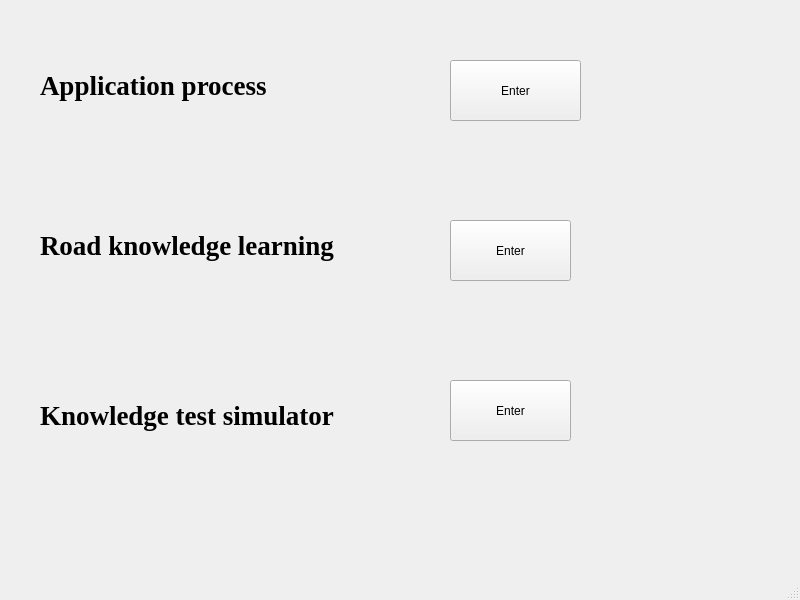
Above: virginiamain.ui from hnxals/DLH before the change. Below: the same form after it.
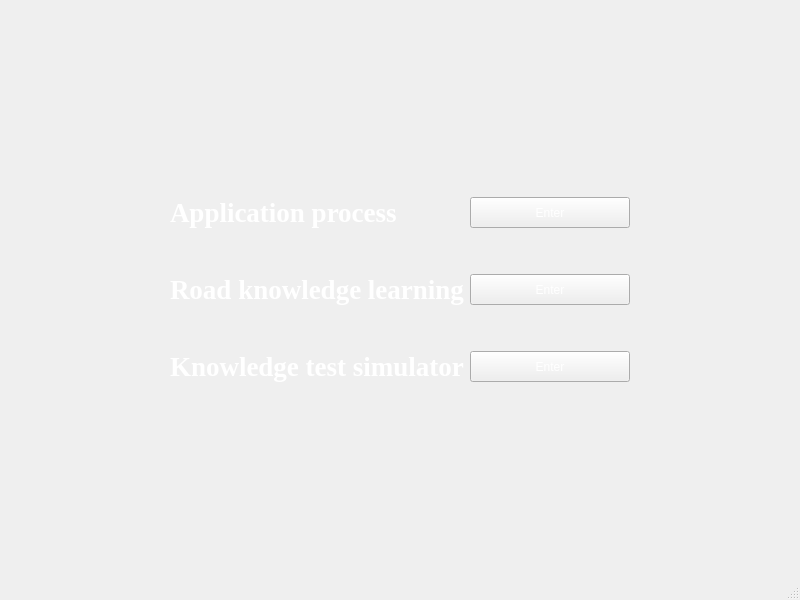
That is the form after the change. Icons and pictures are not drawn.

The edit to the form file:
```diff
--- a/virginiamain.ui
+++ b/virginiamain.ui
@@ -13,16 +13,56 @@
   <property name="windowTitle">
    <string>MainWindow</string>
   </property>
+  <property name="styleSheet">
+   <string notr="true">QMainWindow{
+	background-image: url(:/new/pic/road.jpg)
+}</string>
+  </property>
   <widget class="QWidget" name="centralwidget">
+   <layout class="QGridLayout" name="gridLayout_2">
+    <item row="1" column="0">
+     <layout class="QGridLayout" name="gridLayout">
+      <item row="4" column="1">
+       <widget class="QLabel" name="label_3">
+        <property name="font">
+         <font>
+          <family>Times New Roman</family>
+          <pointsize>20</pointsize>
+          <weight>75</weight>
+          <bold>true</bold>
+         </font>
+        </property>
+        <property name="styleSheet">
+         <string notr="true">color: white;
+</string>
+        </property>
+        <property name="text">
+         <string>Knowledge test simulator</string>
+        </property>
+       </widget>
+      </item>
+      <item row="0" column="2">
+       <widget class="QPushButton" name="pushButton">
+        <property name="enabled">
+         <bool>true</bool>
+        </property>
+        <property name="sizePolicy">
+         <sizepolicy hsizetype="Preferred" vsizetype="Preferred">
+          <horstretch>0</horstretch>
+          <verstretch>0</verstretch>
+         </sizepolicy>
+        </property>
+        <property name="styleSheet">
+         <string notr="true">color: white;
+border-image: url(:/new/pic/buttton.png)</string>
+        </property>
+        <property name="text">
+         <string>Enter</string>
+        </property>
+       </widget>
+      </item>
+      <item row="0" column="1">
    <widget class="QLabel" name="label">
-    <property name="geometry">
-     <rect>
-      <x>40</x>
-      <y>40</y>
-      <width>311</width>
-      <height>91</height>
-     </rect>
-    </property>
     <property name="font">
      <font>
       <family>Times New Roman</family>
@@ -31,32 +71,77 @@
       <bold>true</bold>
      </font>
     </property>
+        <property name="styleSheet">
+         <string notr="true">color: white;
+</string>
+        </property>
     <property name="text">
      <string>Application process</string>
     </property>
    </widget>
-   <widget class="QPushButton" name="pushButton">
-    <property name="geometry">
-     <rect>
-      <x>450</x>
-      <y>60</y>
-      <width>131</width>
-      <height>61</height>
-     </rect>
-    </property>
+      </item>
+      <item row="2" column="0">
+       <spacer name="horizontalSpacer">
+        <property name="orientation">
+         <enum>Qt::Horizontal</enum>
+        </property>
+        <property name="sizeHint" stdset="0">
+         <size>
+          <width>40</width>
+          <height>20</height>
+         </size>
+        </property>
+       </spacer>
+      </item>
+      <item row="4" column="2">
+       <widget class="QPushButton" name="pushButton_3">
+        <property name="sizePolicy">
+         <sizepolicy hsizetype="Preferred" vsizetype="Preferred">
+          <horstretch>0</horstretch>
+          <verstretch>0</verstretch>
+         </sizepolicy>
+        </property>
+        <property name="styleSheet">
+         <string notr="true">color: white;
+border-image: url(:/new/pic/buttton.png)</string>
+        </property>
     <property name="text">
      <string>Enter</string>
     </property>
    </widget>
+      </item>
+      <item row="2" column="3">
+       <spacer name="horizontalSpacer_2">
+        <property name="orientation">
+         <enum>Qt::Horizontal</enum>
+        </property>
+        <property name="sizeHint" stdset="0">
+         <size>
+          <width>40</width>
+          <height>20</height>
+         </size>
+        </property>
+       </spacer>
+      </item>
+      <item row="2" column="2">
+       <widget class="QPushButton" name="pushButton_2">
+        <property name="sizePolicy">
+         <sizepolicy hsizetype="MinimumExpanding" vsizetype="Preferred">
+          <horstretch>0</horstretch>
+          <verstretch>0</verstretch>
+         </sizepolicy>
+        </property>
+        <property name="styleSheet">
+         <string notr="true">color: white;
+border-image: url(:/new/pic/buttton.png)</string>
+        </property>
+        <property name="text">
+         <string>Enter</string>
+        </property>
+       </widget>
+      </item>
+      <item row="2" column="1">
    <widget class="QLabel" name="label_2">
-    <property name="geometry">
-     <rect>
-      <x>40</x>
-      <y>210</y>
-      <width>321</width>
-      <height>71</height>
-     </rect>
-    </property>
     <property name="font">
      <font>
       <family>Times New Roman</family>
@@ -65,57 +150,76 @@
       <bold>true</bold>
      </font>
     </property>
+        <property name="styleSheet">
+         <string notr="true">color: white;
+</string>
+        </property>
     <property name="text">
      <string>Road knowledge learning</string>
     </property>
    </widget>
-   <widget class="QLabel" name="label_3">
-    <property name="geometry">
-     <rect>
-      <x>40</x>
-      <y>360</y>
-      <width>331</width>
-      <height>111</height>
-     </rect>
-    </property>
-    <property name="font">
-     <font>
-      <family>Times New Roman</family>
-      <pointsize>20</pointsize>
-      <weight>75</weight>
-      <bold>true</bold>
-     </font>
-    </property>
-    <property name="text">
-     <string>Knowledge test simulator</string>
-    </property>
-   </widget>
-   <widget class="QPushButton" name="pushButton_2">
-    <property name="geometry">
-     <rect>
-      <x>450</x>
-      <y>220</y>
-      <width>121</width>
-      <height>61</height>
-     </rect>
-    </property>
-    <property name="text">
-     <string>Enter</string>
-    </property>
-   </widget>
-   <widget class="QPushButton" name="pushButton_3">
-    <property name="geometry">
-     <rect>
-      <x>450</x>
-      <y>380</y>
-      <width>121</width>
-      <height>61</height>
-     </rect>
-    </property>
-    <property name="text">
-     <string>Enter</string>
-    </property>
-   </widget>
+      </item>
+      <item row="1" column="2">
+       <spacer name="verticalSpacer">
+        <property name="orientation">
+         <enum>Qt::Vertical</enum>
+        </property>
+        <property name="sizeType">
+         <enum>QSizePolicy::Preferred</enum>
+        </property>
+        <property name="sizeHint" stdset="0">
+         <size>
+          <width>20</width>
+          <height>40</height>
+         </size>
+        </property>
+       </spacer>
+      </item>
+      <item row="3" column="2">
+       <spacer name="verticalSpacer_2">
+        <property name="orientation">
+         <enum>Qt::Vertical</enum>
+        </property>
+        <property name="sizeType">
+         <enum>QSizePolicy::Preferred</enum>
+        </property>
+        <property name="sizeHint" stdset="0">
+         <size>
+          <width>20</width>
+          <height>40</height>
+         </size>
+        </property>
+       </spacer>
+      </item>
+     </layout>
+    </item>
+    <item row="0" column="0">
+     <spacer name="verticalSpacer_3">
+      <property name="orientation">
+       <enum>Qt::Vertical</enum>
+      </property>
+      <property name="sizeHint" stdset="0">
+       <size>
+        <width>20</width>
+        <height>40</height>
+       </size>
+      </property>
+     </spacer>
+    </item>
+    <item row="2" column="0">
+     <spacer name="verticalSpacer_4">
+      <property name="orientation">
+       <enum>Qt::Vertical</enum>
+      </property>
+      <property name="sizeHint" stdset="0">
+       <size>
+        <width>20</width>
+        <height>40</height>
+       </size>
+      </property>
+     </spacer>
+    </item>
+   </layout>
   </widget>
   <widget class="QMenuBar" name="menubar">
    <property name="geometry">
```
Left out of the diff: 2 changed lines with no effect on the pictures. Lines whose indentation alone changed are shown as unchanged.
